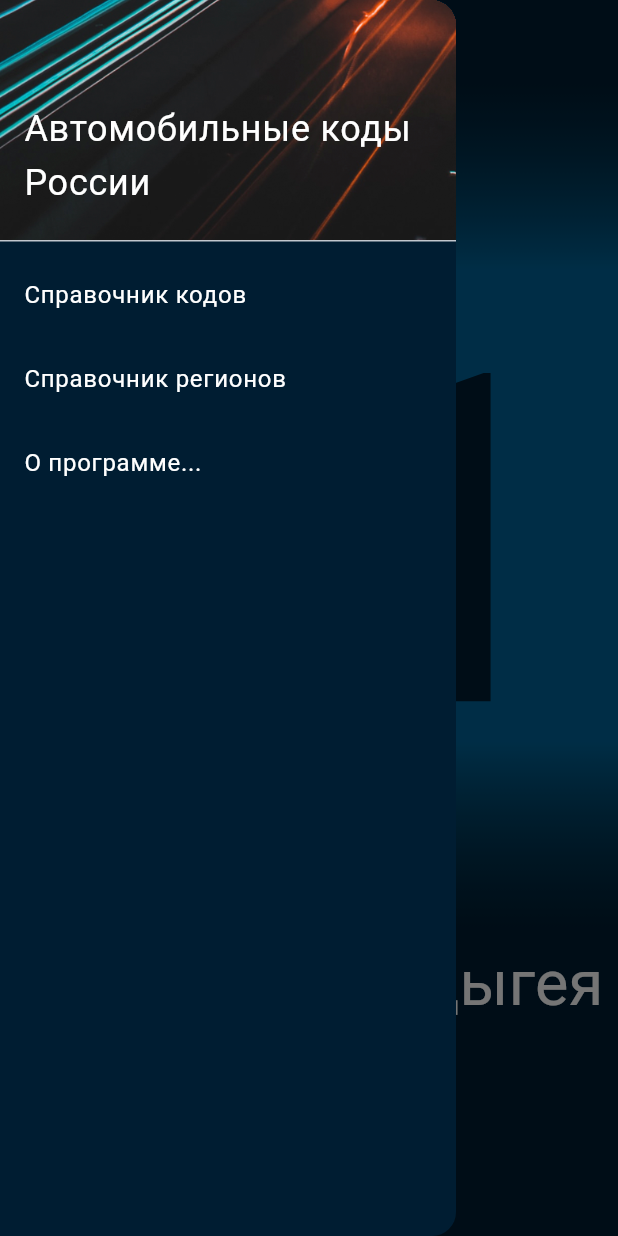
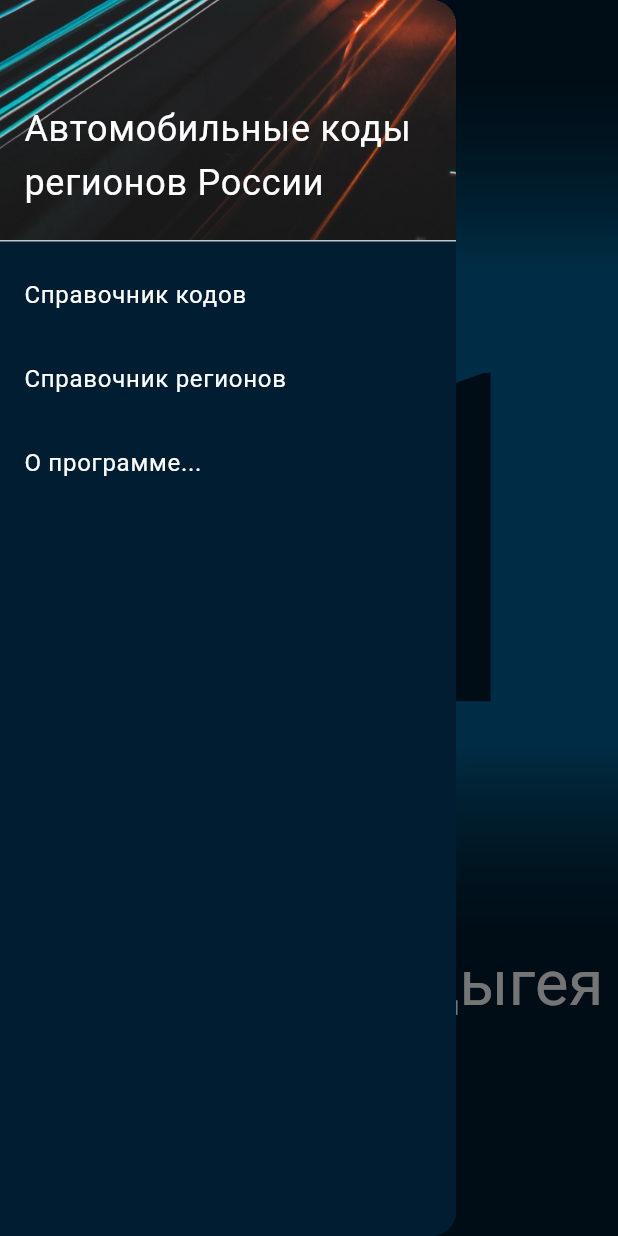
Before and after one commit to alekseynemiro/russianplatecodes, a Flutter app: the screen it shows after launch, with the side drawer open, on a phone screen of 412 x 824 dp. Run offline on Flutter 3.47's test engine with Material 2 defaults, Android fonts, the phone set to English and light mode, and no system bars; our stand-ins replace flutter_svg, package_info_plus; missing offline and left inert: rect_getter; statements that could not run were skipped.

Commit message:
ApplicationDrawer - Автомобильные коды России => Автомобильные коды регионов России

```diff
--- a/lib/ui/views/application_drawer.dart
+++ b/lib/ui/views/application_drawer.dart
@@ -1,4 +1,3 @@
-
 import 'package:flutter/material.dart';
 
 import '../pages/about_page.dart';
@@ -29,7 +28,7 @@ class ApplicationDrawer extends StatelessWidget {
               child: Padding(
                   padding: const EdgeInsets.only(bottom: 12),
                   child: Text(
-                  'Автомобильные коды России',
+                  'Автомобильные коды регионов России',
                   style: TextStyle(
                     fontSize: 24,
                     color: Theme.of(context).colorScheme.onPrimary,
```
